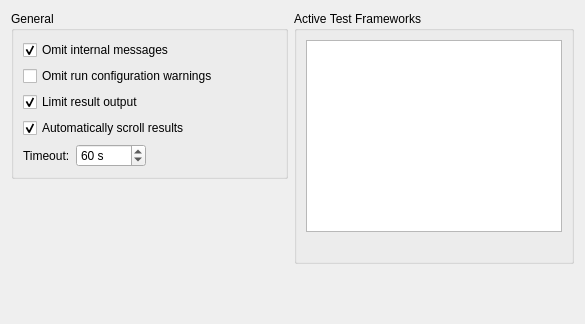
Before: the Qt Designer form src/plugins/autotest/testsettingspage.ui in qt-creator/qt-creator, drawn with Qt 5.
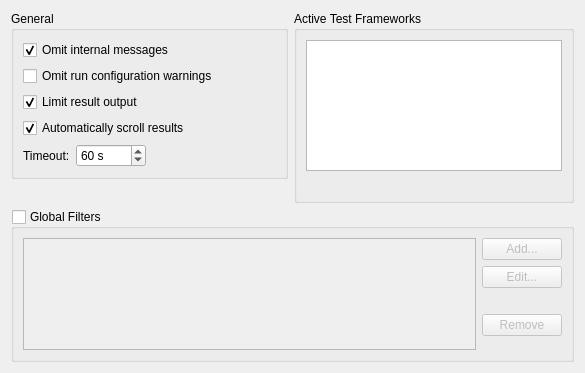
After: the same form once the commit is applied.

```diff
--- a/src/plugins/autotest/testsettingspage.ui
+++ b/src/plugins/autotest/testsettingspage.ui
@@ -7,7 +7,7 @@
     <x>0</x>
     <y>0</y>
     <width>585</width>
-    <height>324</height>
+    <height>373</height>
    </rect>
   </property>
   <property name="windowTitle">
@@ -201,7 +201,7 @@
          <property name="sizeHint" stdset="0">
           <size>
            <width>20</width>
-           <height>40</height>
+           <height>20</height>
           </size>
          </property>
         </spacer>
@@ -210,6 +210,115 @@
      </item>
     </layout>
    </item>
+   <item>
+    <widget class="QGroupBox" name="filterGroupBox">
+     <property name="enabled">
+      <bool>true</bool>
+     </property>
+     <property name="title">
+      <string>Global Filters</string>
+     </property>
+     <property name="checkable">
+      <bool>true</bool>
+     </property>
+     <property name="checked">
+      <bool>false</bool>
+     </property>
+     <layout class="QHBoxLayout" name="horizontalLayout_3">
+      <item>
+       <widget class="QTreeWidget" name="filterTreeWidget">
+        <property name="toolTip">
+         <string>Filters used on directories when scanning for tests.&lt;br/&gt;If filtering is enabled, only directories that match any of the filters will be scanned.</string>
+        </property>
+        <property name="uniformRowHeights">
+         <bool>true</bool>
+        </property>
+        <property name="headerHidden">
+         <bool>true</bool>
+        </property>
+        <column>
+         <property name="text">
+          <string notr="true">1</string>
+         </property>
+        </column>
+       </widget>
+      </item>
+      <item>
+       <layout class="QVBoxLayout" name="verticalLayout_3">
+        <item>
+         <widget class="QPushButton" name="addFilter">
+          <property name="text">
+           <string>Add...</string>
+          </property>
+         </widget>
+        </item>
+        <item>
+         <widget class="QPushButton" name="editFilter">
+          <property name="enabled">
+           <bool>false</bool>
+          </property>
+          <property name="text">
+           <string>Edit...</string>
+          </property>
+         </widget>
+        </item>
+        <item>
+         <spacer name="verticalSpacer_5">
+          <property name="orientation">
+           <enum>Qt::Vertical</enum>
+          </property>
+          <property name="sizeType">
+           <enum>QSizePolicy::Fixed</enum>
+          </property>
+          <property name="sizeHint" stdset="0">
+           <size>
+            <width>20</width>
+            <height>20</height>
+           </size>
+          </property>
+         </spacer>
+        </item>
+        <item>
+         <widget class="QPushButton" name="removeFilter">
+          <property name="enabled">
+           <bool>false</bool>
+          </property>
+          <property name="text">
+           <string>Remove</string>
+          </property>
+         </widget>
+        </item>
+        <item>
+         <spacer name="verticalSpacer_4">
+          <property name="orientation">
+           <enum>Qt::Vertical</enum>
+          </property>
+          <property name="sizeHint" stdset="0">
+           <size>
+            <width>20</width>
+            <height>40</height>
+           </size>
+          </property>
+         </spacer>
+        </item>
+       </layout>
+      </item>
+     </layout>
+    </widget>
+   </item>
+   <item>
+    <spacer name="verticalSpacer_3">
+     <property name="orientation">
+      <enum>Qt::Vertical</enum>
+     </property>
+     <property name="sizeHint" stdset="0">
+      <size>
+       <width>20</width>
+       <height>40</height>
+      </size>
+     </property>
+    </spacer>
+   </item>
   </layout>
  </widget>
  <resources/>
```
